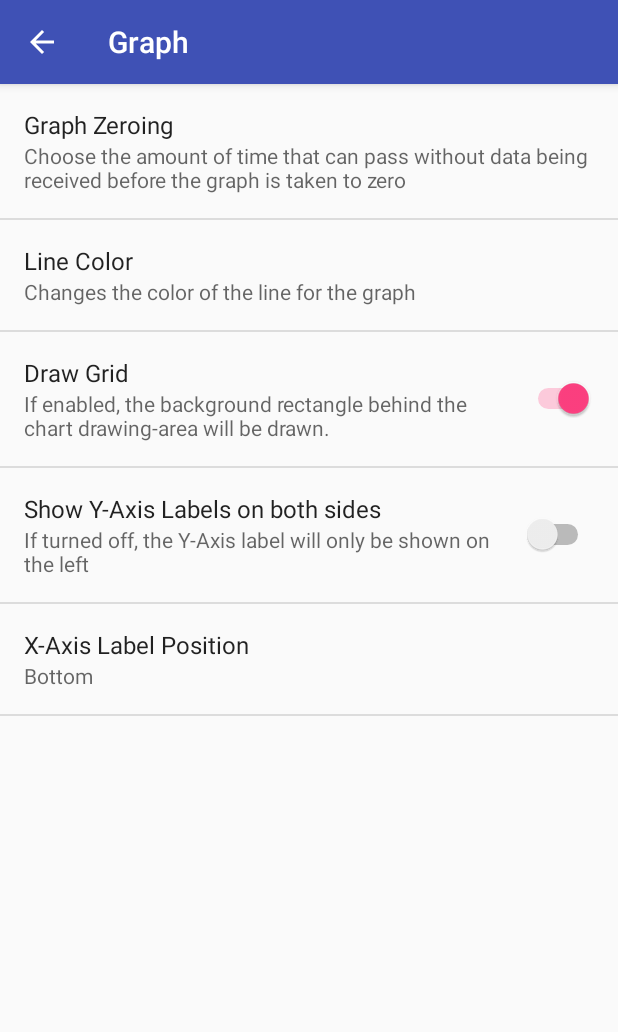
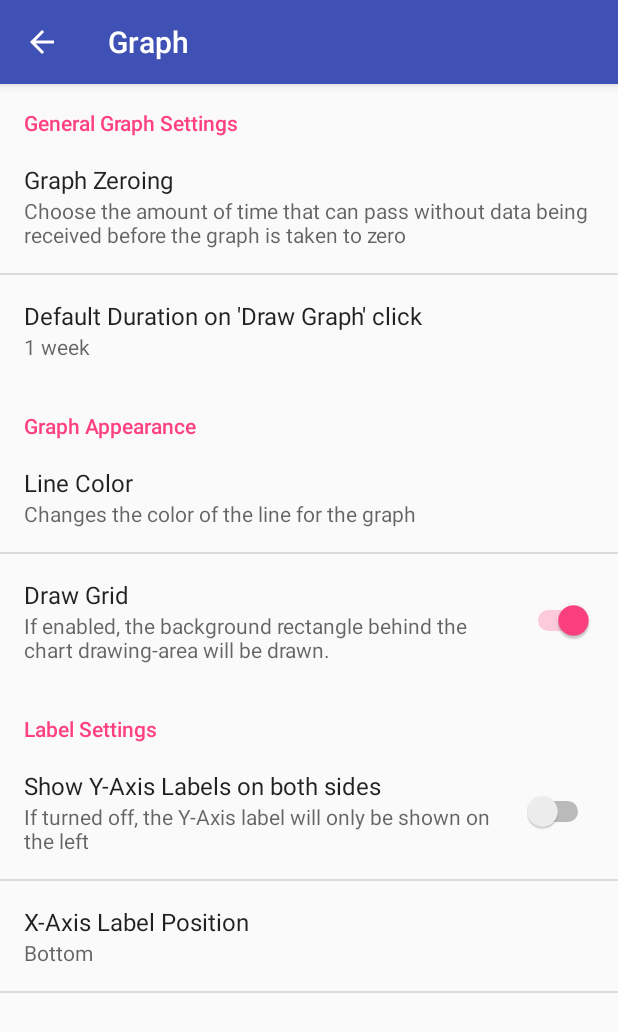
Before and after one commit to minigridems/SERC-ENERYGY-METERING-MOBILE-APP, an Android app: the SettingsActivity screen opened directly, with no data from a screen before it, after a tap on "Graph", on a phone screen of 412 x 824 dp. Shown: the top 1032 px of the screen. Run offline under Robolectric (Android 15) with nearby library versions, the phone set to English and light mode, and no system bars.

Commit message:
Added graph settings categories

```diff
--- a/app/src/main/java/edu/strathmore/serc/sercopenenergymonitorv3/GraphTabbed.java
+++ b/app/src/main/java/edu/strathmore/serc/sercopenenergymonitorv3/GraphTabbed.java
@@ -191,7 +191,8 @@ public class GraphTabbed extends AppCompatActivity {
         Long tsLong = System.currentTimeMillis();
         // Setting the current time as now and the start time as one week from that date
         endTime = tsLong.toString();
-        startTime = String.valueOf(Long.parseLong(endTime) - 604800000L); //604,800,000 is one week in milliseconds
+        String defWeeks = appSettings.getString("graph_default_duration_listpref", "7");
+        startTime = String.valueOf(Long.parseLong(endTime) - (Long.parseLong(defWeeks))*86400000L); //86,400,000 is one day in milliseconds
 
 
         // Setting the date for the calendar dialog to be a week from today
--- a/app/src/main/java/edu/strathmore/serc/sercopenenergymonitorv3/SettingsActivity.java
+++ b/app/src/main/java/edu/strathmore/serc/sercopenenergymonitorv3/SettingsActivity.java
@@ -321,6 +321,7 @@ public class SettingsActivity extends AppCompatPreferenceActivity {
             // updated to reflect the new value, per the Android Design
             // guidelines.
             bindPreferenceSummaryToValue(findPreference("graph_x_axis_position_listpref"));
+            bindPreferenceSummaryToValue(findPreference("graph_default_duration_listpref"));
         }
 
 
--- a/app/src/main/res/values/strings.xml
+++ b/app/src/main/res/values/strings.xml
@@ -43,6 +43,9 @@
     <string name="pref_graph_line_color_title">Line Color</string>
     <string name="pref_graph_line_color_summary">Changes the color of the line for the graph</string>
 
+    <string name="pref_graph_default_duration_title">Default Duration on \'Draw Graph\' click</string>
+
+
     <string name="pref_graph_y_axis_label_title">Show Y-Axis Labels on both sides</string>
     <string name="pref_graph_y_axis_label_summary">If turned off, the Y-Axis label will only be shown on the left</string>
 
@@ -68,6 +71,30 @@
         <item>360</item>
         <item>720</item>
         <item>1440</item>
+
+    </string-array>
+
+    <string-array name="graph_default_duration_entries">
+        <item>1 day</item>
+        <item>2 days</item>
+        <item>4 days</item>
+        <item>1 week</item>
+        <item>2 weeks</item>
+        <item>1 month</item>
+        <item>6 months</item>
+
+
+    </string-array>
+
+    <string-array name="graph_default_duration_values">
+        <item>1</item>
+        <item>2</item>
+        <item>4</item>
+        <item>7</item>
+        <item>14</item>
+        <item>30</item>
+        <item>180</item>
+
 
     </string-array>
 
@@ -110,6 +137,8 @@
     </string-array>
 
 
+
+
     <!--Account Settings-->
     <string name="pref_header_account">Account</string>
 
@@ -119,7 +148,7 @@
     <string name="pref_edit_api_summary">Contains the API Key for the users account that is used to fetch data</string>
 
     <string name="pref_edit_root_link_title">Edit Root Link</string>
-    <string name="pref_edit_root_link_summary">The URL of where the EMONCms platform is hostedr</string>
+    <string name="pref_edit_root_link_summary">The URL of where the EMONCms platform is hosted</string>
 
 
     <!-- Example settings for Data & Sync -->
--- a/app/src/main/res/xml/pref_graph.xml
+++ b/app/src/main/res/xml/pref_graph.xml
@@ -1,5 +1,8 @@
 <PreferenceScreen xmlns:android="http://schemas.android.com/apk/res/android">
 
+    <PreferenceCategory
+        android:title="General Graph Settings"
+        android:key="pref_graph_general_category">
 
         <ListPreference
             android:defaultValue="-1"
@@ -12,6 +15,20 @@
             android:title="@string/pref_graph_zeroing"
             />
 
+
+        <ListPreference
+            android:defaultValue="7"
+            android:entries="@array/graph_default_duration_entries"
+            android:entryValues="@array/graph_default_duration_values"
+            android:key="graph_default_duration_listpref"
+            android:title="@string/pref_graph_default_duration_title"
+            />
+
+
+    </PreferenceCategory>
+
+
+
     <!--Anathor way to implement the graph zeroing where the user enters the figure in hours-->
     <!-- <EditTextPreference
      android:defaultValue="1"
@@ -22,6 +39,12 @@
      android:summary="@string/pref_graph_zeroing_summary"
      android:title="@string/pref_graph_zeroing"
      />-->
+
+
+
+    <PreferenceCategory
+        android:title="Graph Appearance"
+        android:key="pref_graph_appearance_category">
 
         <ListPreference
             android:defaultValue="1"
@@ -40,6 +63,13 @@
             />
 
 
+    </PreferenceCategory>
+
+
+
+    <PreferenceCategory
+        android:title="Label Settings"
+        android:key="pref_graph_label_category">
 
         <SwitchPreference
             android:key="graph_y_axis_both_sides"
@@ -58,5 +88,10 @@
             />
 
 
+    </PreferenceCategory>
+
+
+
+
 
 </PreferenceScreen>
```
Lines whose indentation alone changed are shown as unchanged.
